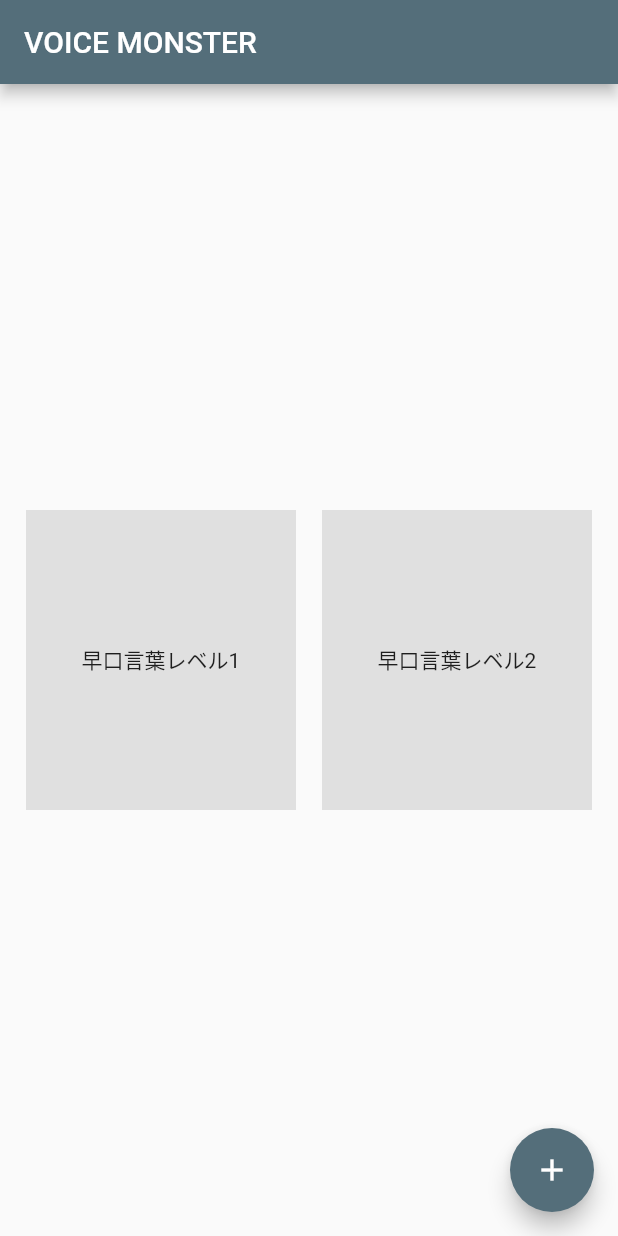
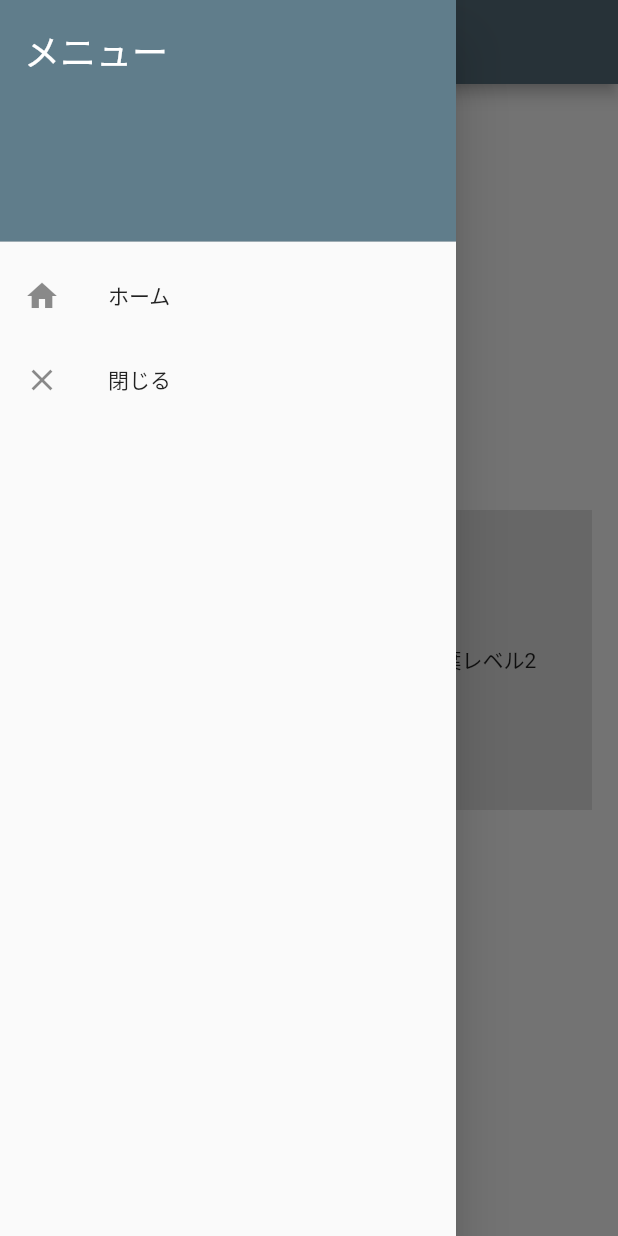
Before and after one commit to beeeyan/flutter-voice-game, a Flutter app: the screen it shows after launch, with the side drawer open (before the commit the screen has no drawer), on a phone screen of 412 x 824 dp. Run offline on Flutter 3.47's test engine with Material 2 defaults, Android fonts, the phone set to English and light mode, and no system bars.

Commit message:
add DrawerMenu

```diff
--- a/lib/main.dart
+++ b/lib/main.dart
@@ -1,5 +1,6 @@
 import 'package:flutter/material.dart';
 import './ui/home_panel.dart';
+import './widget/drawer_menu.dart';
 
 void main() => runApp(MyApp());
 
@@ -15,7 +16,7 @@ class MyApp extends StatelessWidget {
         primaryColor: Colors.blueGrey[600],
         accentColor: Colors.blueGrey[600],
       ),
-      home: MyHomePage(title: 'VOICE MONSTER'),
+      home: MyHomePage(title: 'SPELL BOOK'),
     );
   }
 }
@@ -66,6 +67,7 @@ class _MyHomePageState extends State<MyHomePage> {
         // the App.build method, and use it to set our appbar title.
         title: Text(widget.title),
       ),
+      drawer: DrawerMenu(),
       body: Center(
         child: HomePanel(),
         // Center is a layout widget. It takes a single child and positions it
@@ -97,11 +99,11 @@ class _MyHomePageState extends State<MyHomePage> {
 //          ],
 //        ),
       ),
-      floatingActionButton: FloatingActionButton(
-        onPressed: _incrementCounter,
-        tooltip: 'Increment',
-        child: Icon(Icons.add),
-      ), // This trailing comma makes auto-formatting nicer for build methods.
+//      floatingActionButton: FloatingActionButton(
+//        onPressed: _incrementCounter,
+//        tooltip: 'Increment',
+//        child: Icon(Icons.add),
+//      ), // This trailing comma makes auto-formatting nicer for build methods.
     );
   }
 }
--- /dev/null
+++ b/lib/widget/drawer_menu.dart
@@ -0,0 +1,52 @@
+import 'package:flutter/material.dart';
+import '../main.dart';
+
+class DrawerMenu extends StatelessWidget {
+  @override
+  Widget build(BuildContext context) {
+    return Drawer(
+      child: ListView(
+        padding: EdgeInsets.zero,
+        children: <Widget>[
+          DrawerHeader(
+            decoration: BoxDecoration(
+              color: Colors.blueGrey,
+            ),
+            child: Text(
+              'メニュー',
+              style: TextStyle(
+                color: Colors.white,
+                fontSize: 24,
+              ),
+            ),
+          ),
+          ListTile(
+            // home画面
+            leading: Icon(Icons.home),
+            title: Text('ホーム'),
+            onTap: () {
+              Navigator.push(
+                context,
+                MaterialPageRoute(
+                  builder: (BuildContext context) => MyApp(),
+                ),
+              );
+            },
+          ),
+          //ListTile(
+          // 設定画面
+          // leading: Icon(Icons.settings),
+          // title: Text('設定'),
+          //),
+          ListTile(
+            leading: Icon(Icons.close),
+            title: Text('閉じる'),
+            onTap: () {
+              Navigator.pop(context);
+            },
+          ),
+        ],
+      ),
+    );
+  }
+}
```
